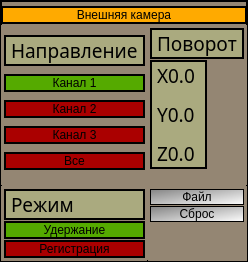
Qt form TraineeProjectSource/ui_files/RemoteAimingWindowControl.ui (orizonti/AstraTraineeProject) before a commit.
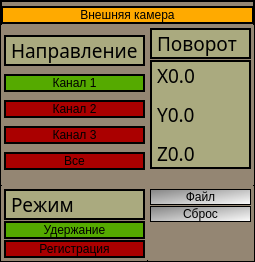
The same form after that commit.

The edit to the form file:
```diff
--- a/TraineeProjectSource/ui_files/RemoteAimingWindowControl.ui
+++ b/TraineeProjectSource/ui_files/RemoteAimingWindowControl.ui
@@ -6,7 +6,7 @@
    <rect>
     <x>0</x>
     <y>0</y>
-    <width>246</width>
+    <width>255</width>
     <height>262</height>
    </rect>
   </property>
@@ -282,7 +282,7 @@
       <item row="1" column="0" colspan="2">
        <widget class="QLabel" name="labelAxisRotate1">
         <property name="sizePolicy">
-         <sizepolicy hsizetype="Maximum" vsizetype="Maximum">
+         <sizepolicy hsizetype="Minimum" vsizetype="Maximum">
           <horstretch>0</horstretch>
           <verstretch>0</verstretch>
          </sizepolicy>
```
Left out of the diff: 368 changed lines with no effect on the pictures.
